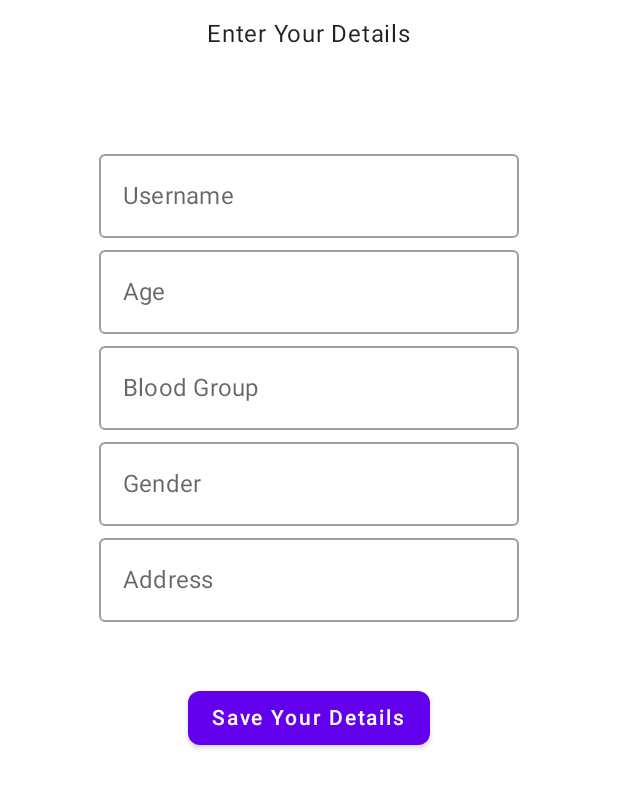
After one commit to supreet-2003/AanandSeva, an Android app built with Jetpack Compose: the composable UserDetails shown on its own in the app's theme, on a phone screen of 412 x 824 dp. The commit adds this screen. Shown: the top 788 px of the screen. Run offline under Robolectric (Android 15) with nearby library versions, the phone set to English and light mode, and no system bars.

Commit message:
Add files via upload

```diff
--- /dev/null
+++ b/composeApp/src/commonMain/kotlin/UserDetails.kt
@@ -0,0 +1,67 @@
+import androidx.compose.foundation.layout.Column
+import androidx.compose.foundation.layout.Spacer
+import androidx.compose.foundation.layout.fillMaxSize
+import androidx.compose.foundation.layout.padding
+import androidx.compose.foundation.shape.RoundedCornerShape
+import androidx.compose.material.Button
+import androidx.compose.material.MaterialTheme
+import androidx.compose.material.OutlinedTextField
+import androidx.compose.material.Surface
+import androidx.compose.material.Text
+import androidx.compose.material.lightColors
+import androidx.compose.runtime.Composable
+import androidx.compose.runtime.getValue
+import androidx.compose.runtime.mutableStateOf
+import androidx.compose.runtime.remember
+import androidx.compose.runtime.setValue
+import androidx.compose.ui.Alignment
+import androidx.compose.ui.Modifier
+import androidx.compose.ui.unit.dp
+import androidx.navigation.NavHostController
+
+@Composable
+fun UserDetails(navController: NavHostController) {
+    var username by remember { mutableStateOf("") }
+    var age by remember { mutableStateOf("") }
+    var bloodgrp by remember { mutableStateOf("") }
+    var gender by remember { mutableStateOf("") }
+    var address by remember { mutableStateOf("") }
+
+    MaterialTheme(
+        colors = lightColors(
+            background = AppColors.Background
+        )
+    ) {
+        Surface(
+            color = MaterialTheme.colors.background
+        ) {
+            Column(modifier = Modifier.fillMaxSize()) {
+                Spacer(modifier = Modifier.padding(5.dp))
+                Text("Enter Your Details", modifier = Modifier.align(Alignment.CenterHorizontally))
+                Spacer(modifier = Modifier.padding(30.dp))
+                OutlinedTextField(value = username, onValueChange = {
+                    username = it
+                }, label = { Text(text = "Username") }, modifier = Modifier.align(Alignment.CenterHorizontally))
+                OutlinedTextField(value = age, onValueChange = {
+                    age = it
+                }, label = { Text(text = "Age") },modifier = Modifier.align(Alignment.CenterHorizontally))
+                OutlinedTextField(value = bloodgrp, onValueChange = {
+                    bloodgrp = it
+                }, label = { Text(text = "Blood Group") },modifier = Modifier.align(Alignment.CenterHorizontally))
+                OutlinedTextField(value = gender, onValueChange = {
+                    gender = it
+                }, label = { Text(text = "Gender") },modifier = Modifier.align(Alignment.CenterHorizontally))
+                OutlinedTextField(value = address, onValueChange = {
+                    address = it
+                }, label = { Text(text = "Address") },modifier = Modifier.align(Alignment.CenterHorizontally))
+
+                Spacer(modifier = Modifier.padding(20.dp))
+                Button(shape = RoundedCornerShape(8.dp), modifier = Modifier.align(Alignment.CenterHorizontally),onClick = {
+                    navController.navigate("screen2")
+                }){
+                    Text(text="Save Your Details")
+                }
+            }
+        }
+    }
+}
```
Also changed, not shown: composeApp/src/commonMain/kotlin/Home_Screen.kt (+47 -24 lines).
